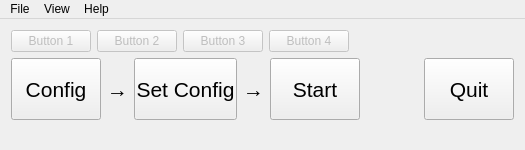
First picture: the form in src/core/Operator/OperatorQt/MainWindow.ui, repository kaysoky/NeuralSystemsBCI2000, before the edit.
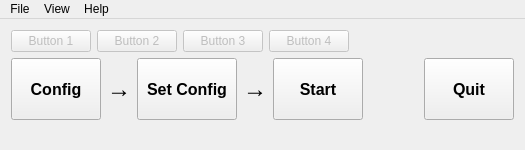
Second picture: the form after the edit.

Commit message: Fixed appearance of Operator main dialog on Windows.

The edit to the form file:
```diff
--- a/src/core/Operator/OperatorQt/MainWindow.ui
+++ b/src/core/Operator/OperatorQt/MainWindow.ui
@@ -105,7 +105,9 @@
         </property>
         <property name="font">
          <font>
-          <pointsize>16</pointsize>
+          <pointsize>12</pointsize>
+          <weight>75</weight>
+          <bold>true</bold>
          </font>
         </property>
         <property name="text">
@@ -126,17 +128,11 @@
         </property>
         <property name="font">
          <font>
-          <pointsize>16</pointsize>
+          <pointsize>12</pointsize>
          </font>
         </property>
         <property name="text">
-         <string>→</string>
-        </property>
-        <property name="scaledContents">
-         <bool>false</bool>
-        </property>
-        <property name="alignment">
-         <set>Qt::AlignCenter</set>
+         <string>&lt;h2&gt;&amp;rarr;&lt;/h2&gt;</string>
         </property>
        </widget>
       </item>
@@ -156,7 +152,9 @@
         </property>
         <property name="font">
          <font>
-          <pointsize>16</pointsize>
+          <pointsize>12</pointsize>
+          <weight>75</weight>
+          <bold>true</bold>
          </font>
         </property>
         <property name="text">
@@ -174,17 +172,11 @@
         </property>
         <property name="font">
          <font>
-          <pointsize>16</pointsize>
+          <pointsize>12</pointsize>
          </font>
         </property>
         <property name="text">
-         <string>→</string>
-        </property>
-        <property name="scaledContents">
-         <bool>false</bool>
-        </property>
-        <property name="alignment">
-         <set>Qt::AlignCenter</set>
+         <string>&lt;h2&gt;&amp;rarr;&lt;/h2&gt;</string>
         </property>
        </widget>
       </item>
@@ -204,7 +196,9 @@
         </property>
         <property name="font">
          <font>
-          <pointsize>16</pointsize>
+          <pointsize>12</pointsize>
+          <weight>75</weight>
+          <bold>true</bold>
          </font>
         </property>
         <property name="text">
@@ -241,7 +235,9 @@
         </property>
         <property name="font">
          <font>
-          <pointsize>16</pointsize>
+          <pointsize>12</pointsize>
+          <weight>75</weight>
+          <bold>true</bold>
          </font>
         </property>
         <property name="text">
```
Left out of the diff: 2 changed lines with no effect on the pictures. The commit also changes 1 other file.
